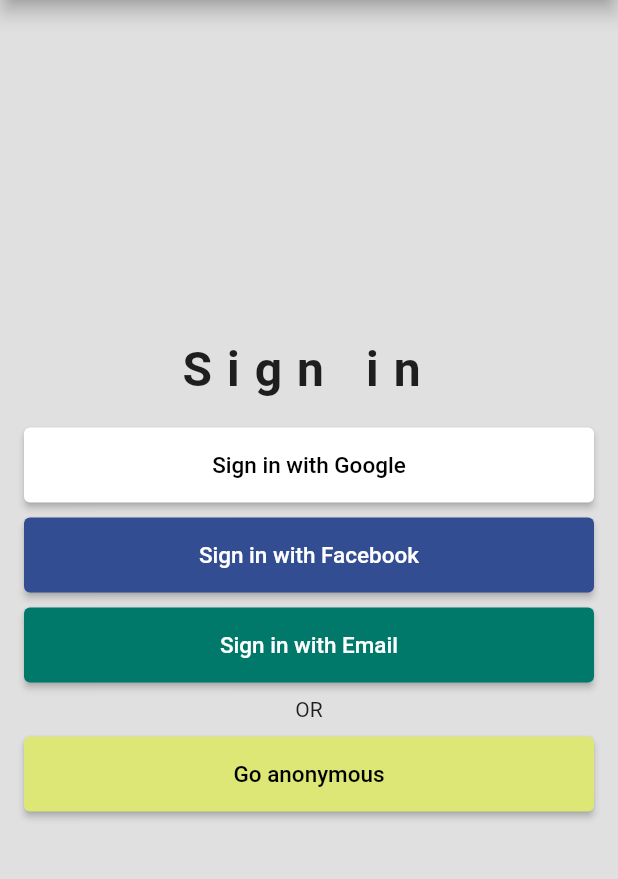
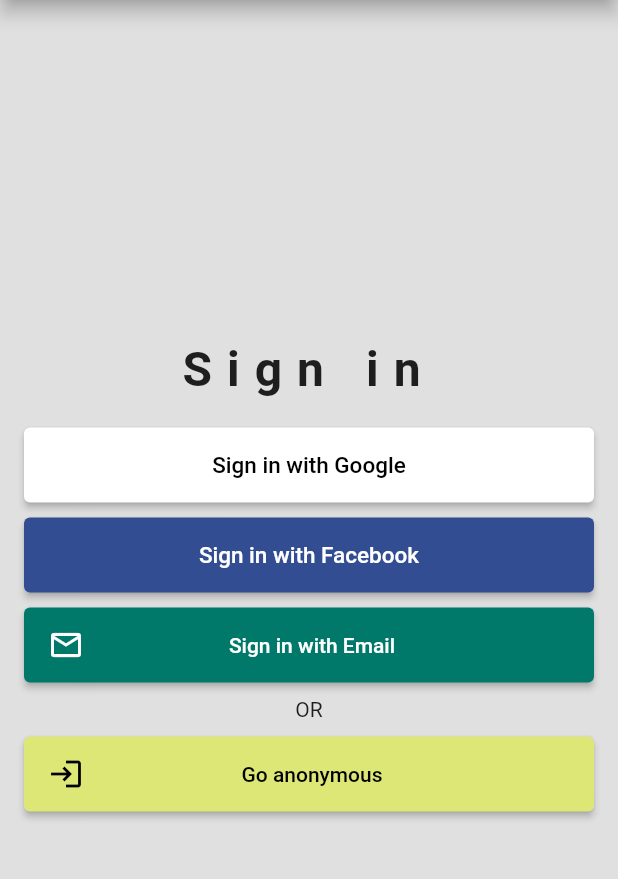
Before and after one commit to monirhelalee/time_tracker, a Flutter app: the screen it shows after launch, on a phone screen of 412 x 824 dp, the part 84-963 px from its top. Run offline on Flutter 3.47's test engine with Material 2 defaults, Android fonts, the light colour scheme and no system bars.

Commit message:
custom sign in button add

```diff
--- a/lib/app/sign_in/sign_in_button.dart
+++ b/lib/app/sign_in/sign_in_button.dart
@@ -4,7 +4,7 @@
 
 class SignInButton extends CustomElevatedButton{
   SignInButton({
-    String text,
+    @required String text,
     Color pColor,
     Color opColor,
     //Color textColor,
--- a/lib/app/sign_in/sign_in_page.dart
+++ b/lib/app/sign_in/sign_in_page.dart
@@ -27,6 +27,7 @@
           SizedBox(
             height: 20.0,
           ),
+
           SignInButton(
             text: 'Sign in with Google',
             pColor: Colors.white,
@@ -45,10 +46,23 @@
           SizedBox(
             height: 10.0,
           ),
-          SignInButton(
-            text: 'Sign in with Email',
-            pColor: Colors.teal[700],
-            opColor: Colors.white,
+          // SignInButton(
+          //   text: 'Sign in with Email',
+          //   pColor: Colors.teal[700],
+          //   opColor: Colors.white,
+          //   onPressed: (){},
+          // ),
+          CustomElevatedButton(
+            child: Row(
+              mainAxisAlignment: MainAxisAlignment.spaceBetween,
+              children: [
+                Icon(Icons.email_outlined),
+                Text('Sign in with Email'),
+                SizedBox(width: 20,)
+              ],
+            ),
+            primaryColor: Colors.teal[700],
+            onPrimaryColor: Colors.white,
             onPressed: (){},
           ),
           SizedBox(
@@ -58,10 +72,23 @@
           SizedBox(
             height: 10.0,
           ),
-          SignInButton(
-            text: 'Go anonymous',
-            pColor: Colors.lime[300],
-            opColor: Colors.black,
+          // SignInButton(
+          //   text: 'Go anonymous',
+          //   pColor: Colors.lime[300],
+          //   opColor: Colors.black,
+          //   onPressed: (){},
+          // ),
+          CustomElevatedButton(
+            child: Row(
+              mainAxisAlignment: MainAxisAlignment.spaceBetween,
+              children: [
+                Icon(Icons.login),
+                Text('Go anonymous'),
+                SizedBox(width: 20,)
+              ],
+            ),
+            primaryColor: Colors.lime[300],
+            onPrimaryColor: Colors.black,
             onPressed: (){},
           ),
 
```
